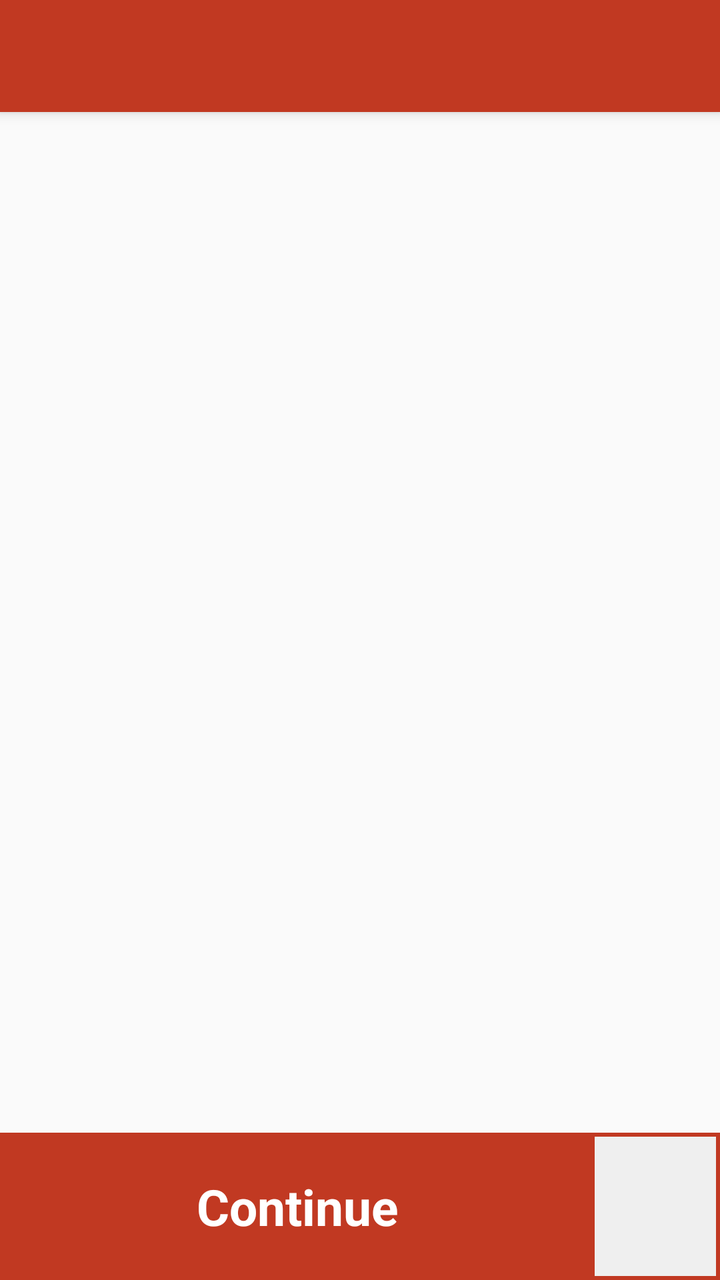
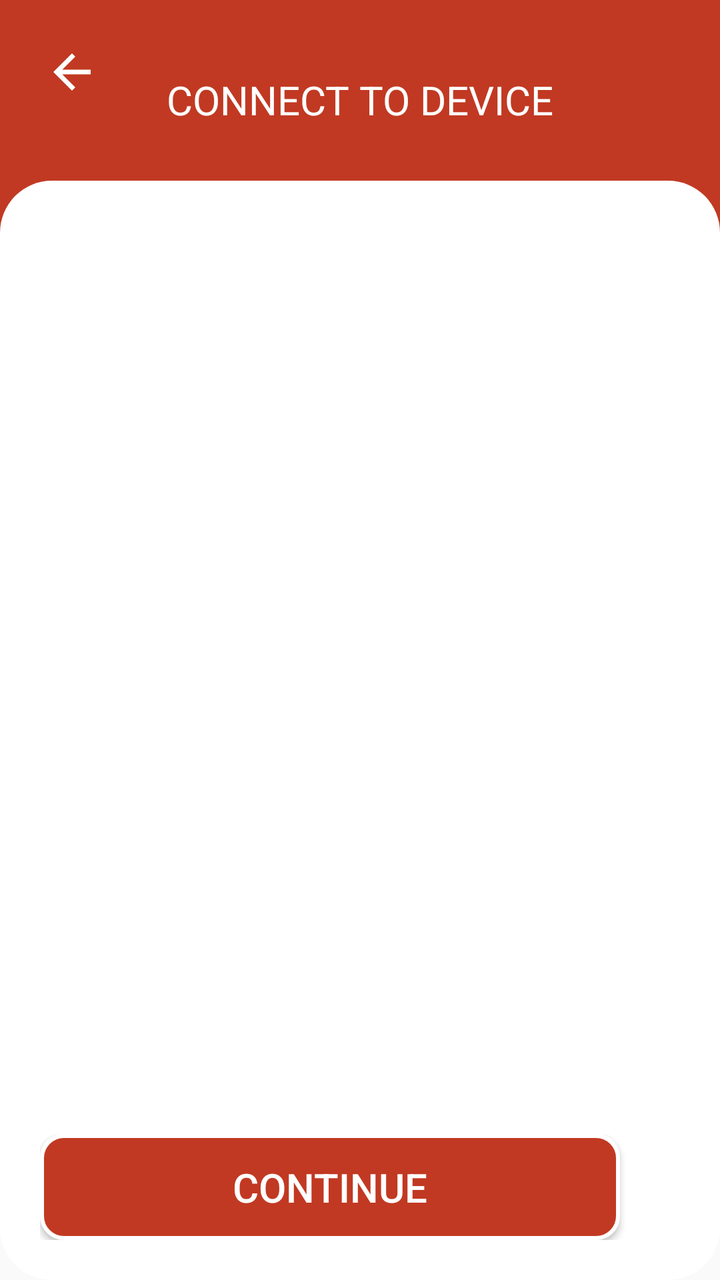

Two renders of the same Android screen: before a commit and after it. Below are the layout's source before the change and the commit's diff.
<!-- AndroidManifest.xml: another module's application theme AppTheme -->
<!-- res/layout/activity_scan_connect.xml -->
<?xml version="1.0" encoding="utf-8"?>
<androidx.coordinatorlayout.widget.CoordinatorLayout xmlns:android="http://schemas.android.com/apk/res/android"
    xmlns:app="http://schemas.android.com/apk/res-auto"
    xmlns:tools="http://schemas.android.com/tools"
    android:layout_width="match_parent"
    android:layout_height="match_parent"
    tools:context=".ScanConnect">

    <com.google.android.material.appbar.AppBarLayout
        android:layout_width="match_parent"
        android:layout_height="wrap_content"
        android:theme="@style/AppTheme.AppBarOverlay">

        <androidx.appcompat.widget.Toolbar
            android:id="@+id/toolbar"
            android:layout_width="match_parent"
            android:layout_height="?attr/actionBarSize"
            android:background="?attr/colorPrimary"
            app:popupTheme="@style/AppTheme.PopupOverlay" />

    </com.google.android.material.appbar.AppBarLayout>


    <include layout="@layout/content_scan_connect" />

</androidx.coordinatorlayout.widget.CoordinatorLayout>
<!-- res/layout/content_scan_connect.xml (included above) -->
<?xml version="1.0" encoding="utf-8"?>
<FrameLayout xmlns:android="http://schemas.android.com/apk/res/android"
    xmlns:app="http://schemas.android.com/apk/res-auto"
    xmlns:tools="http://schemas.android.com/tools"
    android:layout_width="match_parent"
    android:layout_height="match_parent"
    app:layout_behavior="@string/appbar_scrolling_view_behavior"
    tools:context=".ScanConnect"
    tools:showIn="@layout/activity_scan_connect">

    <ListView
        android:id="@+id/bluetoothDevicesList"
        android:layout_width="match_parent"
        android:layout_height="match_parent"
        >


    </ListView>


    <LinearLayout
        android:id="@+id/InnerRelativeLayout"
        android:layout_width="match_parent"
        android:layout_height="wrap_content"
        android:weightSum="3.5"
        android:background="@drawable/bg_button_boder"
        android:layout_gravity="bottom"
        >
        <TextView
            android:id="@+id/btn_deviceConnected"
            android:layout_width="wrap_content"
            android:layout_height="match_parent"
            android:background="@color/colorPrimary"
            android:gravity="center"
            android:layout_weight="2.5"
            android:text="@string/continu"
            android:padding="20dp"
            android:visibility="visible"
            android:textColor="@android:color/white"
            android:textSize="25dp"
            android:textStyle="bold" />
        <ImageView
            android:id="@+id/fab_scan_list"
            android:layout_width="wrap_content"
            android:layout_height="match_parent"
            android:layout_weight="1"
            app:backgroundTint="@android:color/white"
            app:srcCompat="@drawable/ic_autorenew_black_24dp"
            tools:ignore="VectorDrawableCompat" />

    </LinearLayout>


</FrameLayout>
<!-- resources referenced by this layout -->
<resources>
  <color name="colorPrimary">#C13922</color>
  <!-- drawable bg_button_boder (drawable) -->
  <shape
      xmlns:android="http://schemas.android.com/apk/res/android"
      android:shape="rectangle"   >
  
      <solid android:color="#efefef" />
      <stroke
          android:width="2dip"
          android:color="@color/colorPrimary" />
     
  
  </shape>
  <!-- drawable ic_autorenew_black_24dp (drawable) -->
  <vector android:height="74dp" android:tint="#372BA0"
      android:viewportHeight="24.0" android:viewportWidth="24.0"
      android:width="74dp" xmlns:android="http://schemas.android.com/apk/res/android">
      <path android:fillColor="#FF000000" android:pathData="M12,6v3l4,-4 -4,-4v3c-4.42,0 -8,3.58 -8,8 0,1.57 0.46,3.03 1.24,4.26L6.7,14.8c-0.45,-0.83 -0.7,-1.79 -0.7,-2.8 0,-3.31 2.69,-6 6,-6zM18.76,7.74L17.3,9.2c0.44,0.84 0.7,1.79 0.7,2.8 0,3.31 -2.69,6 -6,6v-3l-4,4 4,4v-3c4.42,0 8,-3.58 8,-8 0,-1.57 -0.46,-3.03 -1.24,-4.26z"/>
  </vector>
  <string name="continu">Continue</string>
  <style name="AppTheme.AppBarOverlay" parent="ThemeOverlay.AppCompat.Dark.ActionBar" />
  <style name="AppTheme.PopupOverlay" parent="ThemeOverlay.AppCompat.Light" />
  <style name="AppTheme" parent="Theme.AppCompat.Light.DarkActionBar">
          
          <item name="windowActionBar">false</item>
          <item name="windowNoTitle">true</item>
          <item name="colorPrimary">@color/colorPrimary</item>
          <item name="colorPrimaryDark">@color/colorPrimaryDark</item>
          <item name="colorAccent">@color/black</item>
          <item name="colorControlNormal">@color/black</item>
          <item name="colorControlActivated">@color/black</item>
          <item name="colorControlHighlight">@color/black</item>
          <item name="editTextColor">@color/black</item>
      </style>
  <color name="colorPrimaryDark">#C13922</color>
  <color name="black">#000000</color>
</resources>

<!-- the commit's change to res/layout/activity_scan_connect.xml (unified diff, before → after) -->
@@ -9,6 +9,7 @@
     <com.google.android.material.appbar.AppBarLayout
         android:layout_width="match_parent"
         android:layout_height="wrap_content"
+        android:visibility="gone"
         android:theme="@style/AppTheme.AppBarOverlay">
 
         <androidx.appcompat.widget.Toolbar
@@ -20,17 +21,72 @@
 
     </com.google.android.material.appbar.AppBarLayout>
 
+    <LinearLayout
+        android:layout_width="match_parent"
+        android:layout_height="match_parent"
+        android:orientation="vertical" >
 
-    <include layout="@layout/content_scan_connect" />
+        <FrameLayout
+            android:layout_width="match_parent"
+            android:layout_height="wrap_content"
+            android:background="@color/colorPrimary">
+
+            <LinearLayout
+                android:layout_width="match_parent"
+                android:layout_height="130dp"
+                android:layout_gravity="center"
+                android:orientation="vertical"
+                android:padding="16dp">
+
+                <ImageView
+                    android:id="@+id/header_left_btn"
+                    android:layout_width="40dp"
+                    android:layout_height="40dp"
+                    android:layout_gravity="center_vertical"
+                    android:backgroundTint="@color/white"
+                    android:foregroundTint="@color/white"
+                    android:padding="6dp"
+                    android:src="@drawable/backs"
+                    app:tint="@color/white" />
+
+                <TextView
+                    android:id="@+id/header_text"
+                    android:layout_width="match_parent"
+                    android:layout_height="wrap_content"
+                    android:layout_marginTop="-20dp"
+                    android:gravity="top|center_horizontal"
+                    android:text="CONNECT TO DEVICE"
+                    android:textColor="@color/white"
+                    android:textSize="20dp" />
+
+            </LinearLayout>
+
+        </FrameLayout>
+
+        <LinearLayout
+            android:layout_width="match_parent"
+            android:layout_height="match_parent"
+            android:orientation="vertical"
+            android:layout_marginTop="-40dp"
+            android:background="@drawable/round_rect_header"
+            android:layout_weight="1" >
+
+            <include layout="@layout/content_scan_connect" />
+        </LinearLayout>
+    </LinearLayout>
+
+
+
 
 </androidx.coordinatorlayout.widget.CoordinatorLayout>
 <!-- res/layout/content_scan_connect.xml (included above) -->
 <?xml version="1.0" encoding="utf-8"?>
-<FrameLayout xmlns:android="http://schemas.android.com/apk/res/android"
+<LinearLayout xmlns:android="http://schemas.android.com/apk/res/android"
     xmlns:app="http://schemas.android.com/apk/res-auto"
     xmlns:tools="http://schemas.android.com/tools"
     android:layout_width="match_parent"
     android:layout_height="match_parent"
+    android:orientation="vertical"
     app:layout_behavior="@string/appbar_scrolling_view_behavior"
     tools:context=".ScanConnect"
     tools:showIn="@layout/activity_scan_connect">
@@ -39,7 +95,9 @@
         android:id="@+id/bluetoothDevicesList"
         android:layout_width="match_parent"
         android:layout_height="match_parent"
-        >
+        android:layout_weight="1"
+        android:divider="@null"
+        android:layout_marginTop="20dp">
 
 
     </ListView>
@@ -49,33 +107,46 @@
         android:id="@+id/InnerRelativeLayout"
         android:layout_width="match_parent"
         android:layout_height="wrap_content"
-        android:weightSum="3.5"
-        android:background="@drawable/bg_button_boder"
-        android:layout_gravity="bottom"
-        >
+        android:padding="20dp"
+        android:gravity="center"
+        android:layout_gravity="bottom">
         <TextView
-            android:id="@+id/btn_deviceConnected"
-            android:layout_width="wrap_content"
+            android:id="@+id/btn_deviceConnected1"
+            android:layout_width="match_parent"
             android:layout_height="match_parent"
             android:background="@color/colorPrimary"
             android:gravity="center"
             android:layout_weight="2.5"
             android:text="@string/continu"
             android:padding="20dp"
-            android:visibility="visible"
+            android:visibility="gone"
             android:textColor="@android:color/white"
             android:textSize="25dp"
             android:textStyle="bold" />
+
+        <Button
+            android:id="@+id/btn_deviceConnected"
+            android:layout_width="200dp"
+            android:layout_height="wrap_content"
+            android:gravity="center"
+            android:padding="13dp"
+            android:layout_weight="3"
+            android:layout_gravity="center_horizontal"
+            android:text="Continue"
+            android:textColor="@color/white"
+            android:background="@drawable/btn_roundedrect_primary"
+            android:textSize="20dp" />
+
         <ImageView
             android:id="@+id/fab_scan_list"
             android:layout_width="wrap_content"
             android:layout_height="match_parent"
             android:layout_weight="1"
-            app:backgroundTint="@android:color/white"
+            app:backgroundTint="@color/colorPrimary"
             app:srcCompat="@drawable/ic_autorenew_black_24dp"
             tools:ignore="VectorDrawableCompat" />
 
     </LinearLayout>
 
 
-</FrameLayout>
+</LinearLayout>
<!-- resource entries referenced after the edit -->
@@ -1,16 +1,26 @@
 <!-- resources referenced by this layout -->
 <resources>
   <color name="colorPrimary">#C13922</color>
-  <!-- drawable bg_button_boder (drawable) -->
+  <color name="white">#FFFFFF</color>
+  <!-- drawable backs (drawable) -->
+  <vector android:height="36sp" android:tint="#FFFFFF"
+      android:viewportHeight="24" android:viewportWidth="24"
+      android:width="36sp" xmlns:android="http://schemas.android.com/apk/res/android">
+      <path android:fillColor="#ffffff" android:pathData="M20,11H7.83l5.59,-5.59L12,4l-8,8 8,8 1.41,-1.41L7.83,13H20v-2z"/>
+  </vector>
+  <!-- drawable btn_roundedrect_primary (drawable) -->
   <shape
       xmlns:android="http://schemas.android.com/apk/res/android"
       android:shape="rectangle"   >
   
-      <solid android:color="#efefef" />
+      <solid android:color="@color/colorPrimary" />
       <stroke
           android:width="2dip"
-          android:color="@color/colorPrimary" />
-     
+          android:color="#ffff" />
+  
+      <corners
+          android:radius="11dp"   >
+      </corners>
   
   </shape>
   <!-- drawable ic_autorenew_black_24dp (drawable) -->
@@ -19,6 +29,15 @@
       android:width="74dp" xmlns:android="http://schemas.android.com/apk/res/android">
       <path android:fillColor="#FF000000" android:pathData="M12,6v3l4,-4 -4,-4v3c-4.42,0 -8,3.58 -8,8 0,1.57 0.46,3.03 1.24,4.26L6.7,14.8c-0.45,-0.83 -0.7,-1.79 -0.7,-2.8 0,-3.31 2.69,-6 6,-6zM18.76,7.74L17.3,9.2c0.44,0.84 0.7,1.79 0.7,2.8 0,3.31 -2.69,6 -6,6v-3l-4,4 4,4v-3c4.42,0 8,-3.58 8,-8 0,-1.57 -0.46,-3.03 -1.24,-4.26z"/>
   </vector>
+  <!-- drawable round_rect_header (drawable) -->
+  <?xml version="1.0" encoding="utf-8"?>
+  <shape xmlns:android="http://schemas.android.com/apk/res/android">
+      <corners android:radius="26dp" />
+      <solid android:color="#FFFFFF" />
+      <stroke
+          android:width="0dp"
+          android:color="@color/gray" />
+  </shape>
   <string name="continu">Continue</string>
   <style name="AppTheme.AppBarOverlay" parent="ThemeOverlay.AppCompat.Dark.ActionBar" />
   <style name="AppTheme.PopupOverlay" parent="ThemeOverlay.AppCompat.Light" />
@@ -34,6 +53,7 @@
           <item name="colorControlHighlight">@color/black</item>
           <item name="editTextColor">@color/black</item>
       </style>
+  <color name="gray">#CCCCCC</color>
   <color name="colorPrimaryDark">#C13922</color>
   <color name="black">#000000</color>
 </resources>
